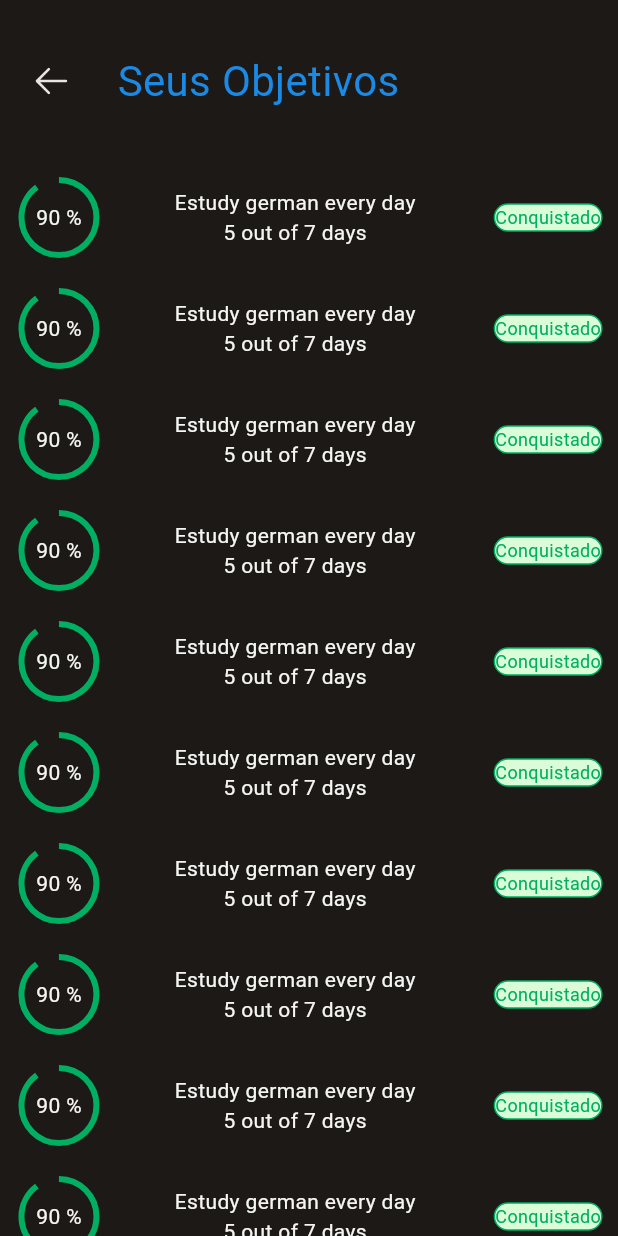
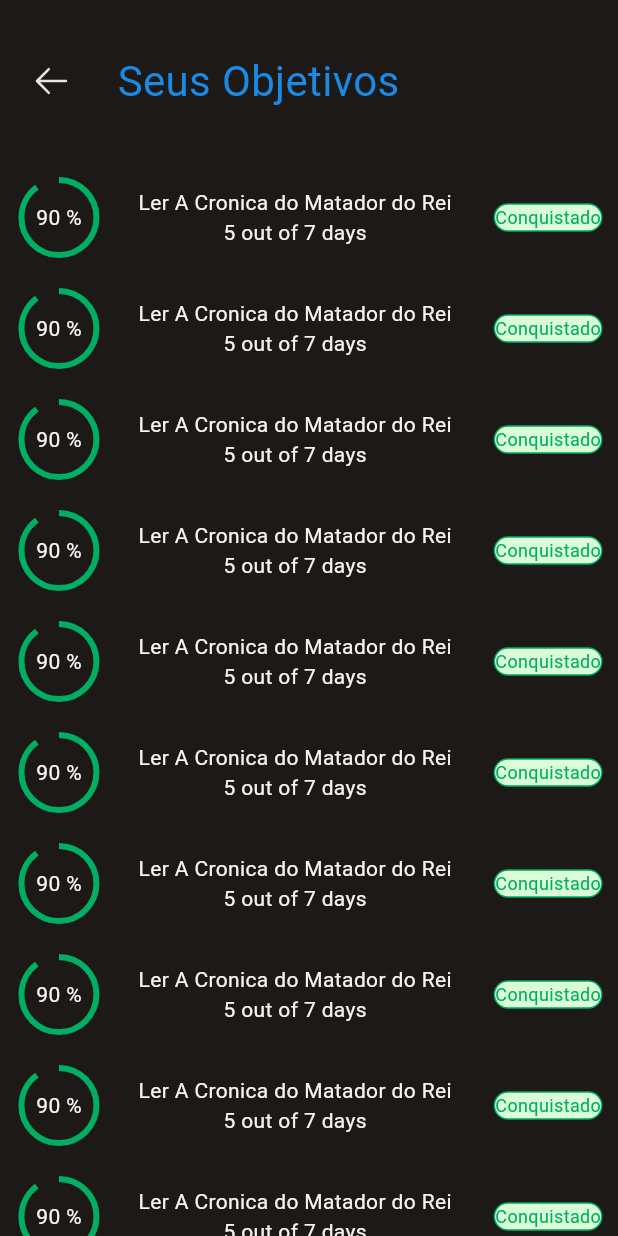
Before and after one commit to mozart-rue/habit_manager, a Flutter app: the HabitsProgressScreen screen opened by its route, on a phone screen of 412 x 824 dp. Run offline on Flutter 3.47's test engine with Material 3 defaults, Android fonts, the light colour scheme and no system bars; our stand-ins replace email_validator, flutter_phosphor_icons, gap; missing offline and left inert: bottom_bar, validatorless.

Commit message:
feat: change text

```diff
--- a/lib/core/ui/components/goal_progress_tile_component.dart
+++ b/lib/core/ui/components/goal_progress_tile_component.dart
@@ -38,7 +38,7 @@ class GoalProgressTileComponent extends StatelessWidget {
           Column(
             children: [
               Text(
-                'Estudy german every day',
+                'Ler A Cronica do Matador do Rei',
                 style: TextStyle(
                   fontSize: 14,
                   fontWeight: FontWeight.w400,
```
